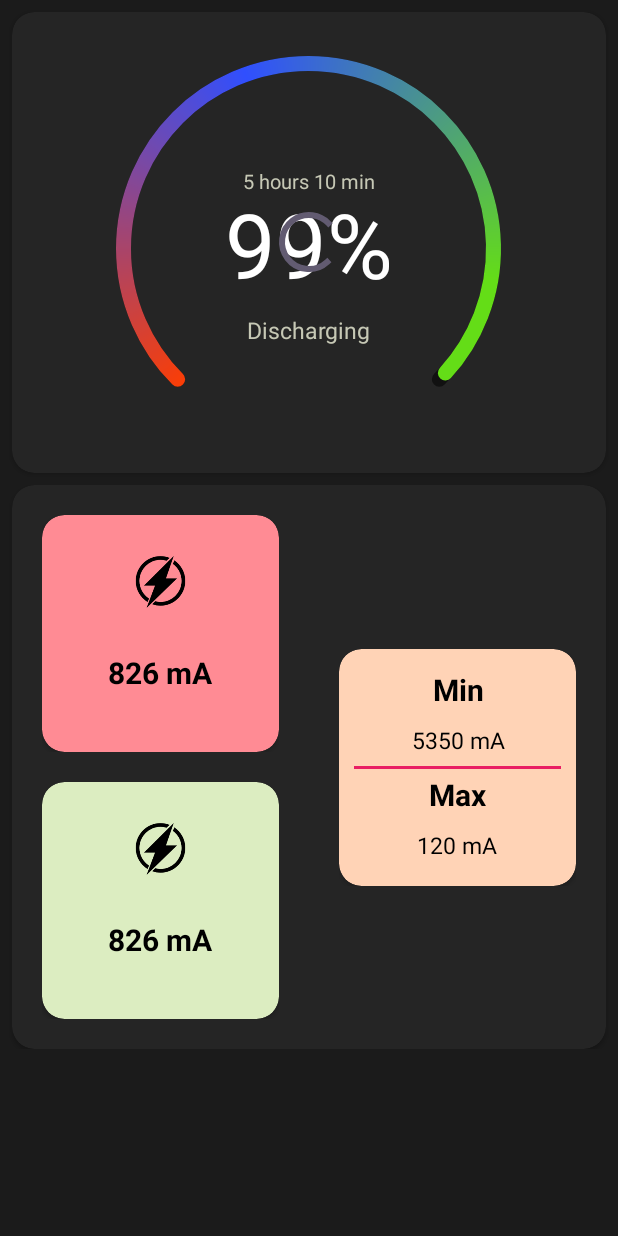
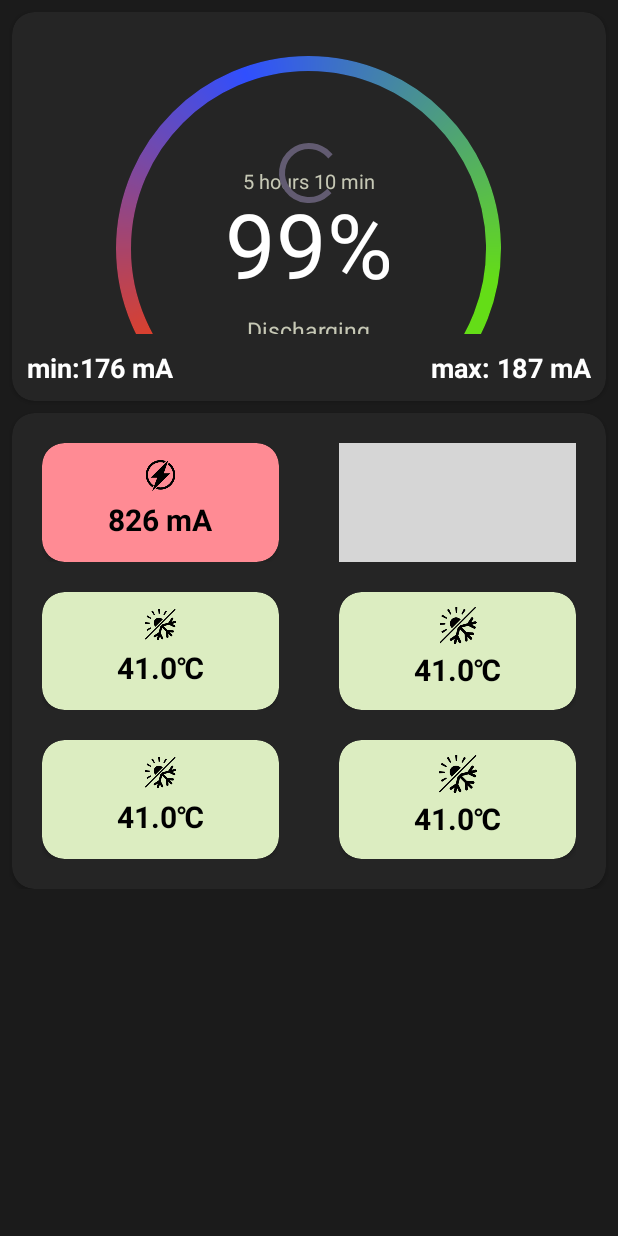
Before and after one commit to vipulspring/Battery-Alarm, an Android app: the screen it shows after launch (MainActivity), on a phone screen of 412 x 824 dp. Run offline under Robolectric (Android 15) with nearby library versions, the light colour scheme and no system bars; libraries missing offline, so code that uses them is left out: com.github.furkankaplan.fkblurview; plain views replace FKBlurView; grey boxes are pictures that could not be loaded.

Commit message:
15/5/2023

```diff
--- a/app/src/main/java/com/example/batteryalarm/arcprogressbar/ColorArcProgressBar.java
+++ b/app/src/main/java/com/example/batteryalarm/arcprogressbar/ColorArcProgressBar.java
@@ -14,6 +14,7 @@ import android.graphics.RectF;
 import android.graphics.SweepGradient;
 import android.util.AttributeSet;
 import android.util.DisplayMetrics;
+import android.util.Log;
 import android.view.View;
 import android.view.WindowManager;
 
@@ -132,7 +133,8 @@ public class ColorArcProgressBar extends View{
     @Override
     protected void onMeasure(int widthMeasureSpec, int heightMeasureSpec) {
         int width = (int) (2 * longdegree + progressWidth + diameter + 2 * DEGREE_PROGRESS_DISTANCE);
-        int height= (int) (2 * longdegree + progressWidth + diameter + 2 * DEGREE_PROGRESS_DISTANCE);
+        int height= /*(int) (2 * longdegree + progressWidth + diameter + 2 * DEGREE_PROGRESS_DISTANCE)*/310;
+        Log.i("TAG", "onMeasure: " + width + " - " + height);
         setMeasuredDimension(width, height);
     }
 
--- a/app/src/main/res/layout-sw320dp/experimental_2.xml
+++ b/app/src/main/res/layout-sw320dp/experimental_2.xml
@@ -44,7 +44,7 @@
                 app:layout_constraintEnd_toEndOf="@id/guideline4"
                 app:layout_constraintTop_toTopOf="parent"
                 app:layout_constraintBottom_toTopOf="@id/cl2"
-                app:layout_constraintDimensionRatio="1:1">
+                app:layout_constraintDimensionRatio="1:0.5">
 
                 <androidx.cardview.widget.CardView
                     android:layout_width="match_parent"
@@ -75,7 +75,7 @@
                             android:layout_height="0dp"
                             android:src="@drawable/current"
                             app:layout_constraintBottom_toTopOf="@id/currentTxt"
-                            app:layout_constraintDimensionRatio="0.4:0.10"
+                            app:layout_constraintDimensionRatio="0.4:0.06"
                             app:layout_constraintEnd_toEndOf="parent"
                             app:layout_constraintStart_toStartOf="parent"
                             app:layout_constraintTop_toTopOf="parent"
@@ -91,7 +91,7 @@
                             android:textSize="20sp"
                             android:textStyle="bold"
                             app:layout_constraintBottom_toBottomOf="parent"
-                            app:layout_constraintDimensionRatio="0.4:0.15"
+                            app:layout_constraintDimensionRatio="0.4:0.10"
                             app:layout_constraintEnd_toEndOf="parent"
                             app:layout_constraintStart_toStartOf="parent"
                             app:layout_constraintTop_toBottomOf="@id/img1" />
@@ -107,14 +107,15 @@
             </androidx.constraintlayout.widget.ConstraintLayout>
 
         <androidx.constraintlayout.widget.ConstraintLayout
+            android:id="@+id/cl3"
             android:layout_width="0dp"
             android:layout_height="0dp"
             android:layout_margin="20dp"
             app:layout_constraintStart_toStartOf="@id/guideline4"
             app:layout_constraintEnd_toEndOf="parent"
             app:layout_constraintTop_toTopOf="parent"
-            app:layout_constraintBottom_toBottomOf="parent"
-            app:layout_constraintDimensionRatio="1:1">
+            app:layout_constraintBottom_toTopOf="@id/cl4"
+            app:layout_constraintDimensionRatio="1:0.5">
 
             <androidx.cardview.widget.CardView
                 android:layout_width="match_parent"
@@ -125,7 +126,7 @@
                 app:layout_constraintStart_toStartOf="parent"
                 app:layout_constraintTop_toTopOf="parent"
 
-                app:layout_constraintBottom_toBottomOf="parent"
+                app:layout_constraintBottom_toTopOf="parent"
                 >
 
                 <com.github.furkankaplan.fkblurview.FKBlurView
@@ -150,7 +151,7 @@
                         android:layout_width="0dp"
                         android:layout_height="0dp"
                         android:gravity="center"
-                        android:text="Min"
+                        android:text="Min/Max"
                         android:textColor="@color/black"
                         android:textSize="20sp"
                         android:textStyle="bold"
@@ -170,7 +171,7 @@
                         android:textColor="@color/black"
 
                         android:textSize="15sp"
-                        app:layout_constraintBottom_toTopOf="@+id/viewOnly"
+                        app:layout_constraintBottom_toBottomOf="parent"
                         app:layout_constraintDimensionRatio="0.4:0.10"
                         app:layout_constraintEnd_toEndOf="parent"
                         app:layout_constraintStart_toStartOf="parent"
@@ -178,34 +179,9 @@
                         app:layout_constraintVertical_bias="0.5" />
 
 
-                    <View
-                        android:id="@+id/viewOnly"
-                        android:layout_width="0dp"
-                        android:layout_height="2dp"
-                        android:background="#E91E63"
-                        app:layout_constraintBottom_toTopOf="@+id/maxTxt"
-                        app:layout_constraintEnd_toEndOf="parent"
-                        app:layout_constraintStart_toStartOf="parent"
-                        app:layout_constraintTop_toBottomOf="@+id/minValue"
-                        app:layout_constraintVertical_bias="0.5" />
 
-                    <TextView
-                        android:id="@+id/maxTxt"
-                        android:layout_width="0dp"
-                        android:layout_height="0dp"
-                        android:gravity="center"
-                        android:text="Max"
-                        android:textColor="@color/black"
-                        android:textSize="20sp"
-                        android:textStyle="bold"
-                        app:layout_constraintBottom_toTopOf="@+id/maxValue"
-                        app:layout_constraintDimensionRatio="0.4:0.15"
-                        app:layout_constraintEnd_toEndOf="parent"
-                        app:layout_constraintStart_toStartOf="parent"
-                        app:layout_constraintTop_toBottomOf="@+id/viewOnly"
-                        app:layout_constraintVertical_bias="0.5" />
 
-                    <TextView
+                   <!-- <TextView
                         android:id="@+id/maxValue"
                         android:layout_width="0dp"
                         android:layout_height="0dp"
@@ -217,8 +193,8 @@
                         app:layout_constraintDimensionRatio="0.4:0.15"
                         app:layout_constraintEnd_toEndOf="parent"
                         app:layout_constraintStart_toStartOf="parent"
-                        app:layout_constraintTop_toBottomOf="@+id/maxTxt"
-                        app:layout_constraintVertical_bias="0.5" />
+                        app:layout_constraintTop_toBottomOf="@+id/minValue"
+                        app:layout_constraintVertical_bias="0.5" />-->
 
 
                 </androidx.constraintlayout.widget.ConstraintLayout>
@@ -238,8 +214,8 @@
             app:layout_constraintStart_toStartOf="parent"
             app:layout_constraintEnd_toEndOf="@id/guideline4"
             app:layout_constraintTop_toBottomOf="@id/cl1"
-            app:layout_constraintBottom_toBottomOf="parent"
-            app:layout_constraintDimensionRatio="1:1">
+            app:layout_constraintBottom_toTopOf="@id/cl5"
+            app:layout_constraintDimensionRatio="1:0.5">
 
             <androidx.cardview.widget.CardView
                 android:layout_width="match_parent"
@@ -268,9 +244,9 @@
                         android:id="@+id/img2"
                         android:layout_width="0dp"
                         android:layout_height="0dp"
-                        android:src="@drawable/current"
+                        android:src="@drawable/temperatures"
                         app:layout_constraintBottom_toTopOf="@id/currentTxt2"
-                        app:layout_constraintDimensionRatio="0.4:0.10"
+                        app:layout_constraintDimensionRatio="0.4:0.06"
                         app:layout_constraintEnd_toEndOf="parent"
                         app:layout_constraintStart_toStartOf="parent"
                         app:layout_constraintTop_toTopOf="parent"
@@ -281,12 +257,12 @@
                         android:layout_width="match_parent"
                         android:layout_height="0dp"
                         android:gravity="center"
-                        android:text="826 mA"
+                        android:text="41.0\u2103"
                         android:textColor="@color/black"
                         android:textSize="20sp"
                         android:textStyle="bold"
                         app:layout_constraintBottom_toBottomOf="parent"
-                        app:layout_constraintDimensionRatio="0.4:0.15"
+                        app:layout_constraintDimensionRatio="0.4:0.10"
                         app:layout_constraintEnd_toEndOf="parent"
                         app:layout_constraintStart_toStartOf="parent"
                         app:layout_constraintTop_toBottomOf="@id/img2" />
@@ -295,12 +271,263 @@
                 </androidx.constraintlayout.widget.ConstraintLayout>
 
 
+
+
+
+
+
+
             </androidx.cardview.widget.CardView>
 
 
 
         </androidx.constraintlayout.widget.ConstraintLayout>
 
+
+
+
+
+        <androidx.constraintlayout.widget.ConstraintLayout
+            android:id="@+id/cl5"
+            android:layout_width="0dp"
+            android:layout_height="0dp"
+            android:layout_marginBottom="20dp"
+            app:layout_constraintStart_toStartOf="parent"
+            app:layout_constraintEnd_toEndOf="@id/guideline4"
+            app:layout_constraintTop_toBottomOf="@id/cl2"
+            app:layout_constraintBottom_toBottomOf="parent"
+            app:layout_constraintDimensionRatio="1:0.5">
+
+            <androidx.cardview.widget.CardView
+                android:layout_width="match_parent"
+                android:layout_height="match_parent"
+                app:cardCornerRadius="15dp"
+                android:backgroundTint="#dcedc1"
+                app:layout_constraintEnd_toEndOf="parent"
+                app:layout_constraintStart_toStartOf="parent"
+                app:layout_constraintTop_toTopOf="parent"
+
+                app:layout_constraintBottom_toBottomOf="parent"
+                >
+
+
+                <androidx.constraintlayout.widget.ConstraintLayout
+                    android:layout_width="match_parent"
+                    android:layout_height="match_parent"
+                    android:padding="10dp"
+                    app:layout_constraintBottom_toBottomOf="parent"
+                    app:layout_constraintDimensionRatio="1:1"
+                    app:layout_constraintEnd_toEndOf="parent"
+                    app:layout_constraintStart_toStartOf="parent"
+                    app:layout_constraintTop_toTopOf="parent">
+
+                    <ImageView
+                        android:id="@+id/img3"
+                        android:layout_width="0dp"
+                        android:layout_height="0dp"
+                        android:src="@drawable/temperatures"
+                        app:layout_constraintBottom_toTopOf="@id/currentTxt3"
+                        app:layout_constraintDimensionRatio="0.4:0.06"
+                        app:layout_constraintEnd_toEndOf="parent"
+                        app:layout_constraintStart_toStartOf="parent"
+                        app:layout_constraintTop_toTopOf="parent"
+                        app:layout_constraintVertical_chainStyle="spread" />
+
+                    <TextView
+                        android:id="@+id/currentTxt3"
+                        android:layout_width="match_parent"
+                        android:layout_height="0dp"
+                        android:gravity="center"
+                        android:text="41.0\u2103"
+                        android:textColor="@color/black"
+                        android:textSize="20sp"
+                        android:textStyle="bold"
+                        app:layout_constraintBottom_toBottomOf="parent"
+                        app:layout_constraintDimensionRatio="0.4:0.10"
+                        app:layout_constraintEnd_toEndOf="parent"
+                        app:layout_constraintStart_toStartOf="parent"
+                        app:layout_constraintTop_toBottomOf="@id/img3" />
+
+
+                </androidx.constraintlayout.widget.ConstraintLayout>
+
+
+
+
+
+
+
+
+            </androidx.cardview.widget.CardView>
+
+
+
+        </androidx.constraintlayout.widget.ConstraintLayout>
+
+
+
+        <androidx.constraintlayout.widget.ConstraintLayout
+            android:id="@+id/cl4"
+            android:layout_width="0dp"
+            android:layout_height="0dp"
+            android:layout_marginBottom="20dp"
+            app:layout_constraintStart_toStartOf="@id/guideline4"
+            app:layout_constraintEnd_toEndOf="parent"
+            app:layout_constraintTop_toBottomOf="@id/cl3"
+            app:layout_constraintBottom_toTopOf="@id/cl6"
+            app:layout_constraintDimensionRatio="1:0.5">
+
+            <androidx.cardview.widget.CardView
+                android:layout_width="match_parent"
+                android:layout_height="match_parent"
+                app:cardCornerRadius="15dp"
+                android:backgroundTint="#dcedc1"
+                app:layout_constraintEnd_toEndOf="parent"
+                app:layout_constraintStart_toStartOf="parent"
+                app:layout_constraintTop_toTopOf="parent"
+
+                app:layout_constraintBottom_toBottomOf="parent"
+                >
+
+
+                <androidx.constraintlayout.widget.ConstraintLayout
+                    android:layout_width="match_parent"
+                    android:layout_height="match_parent"
+                    android:padding="10dp"
+                    app:layout_constraintBottom_toBottomOf="parent"
+                    app:layout_constraintDimensionRatio="1:1"
+                    app:layout_constraintEnd_toEndOf="parent"
+                    app:layout_constraintStart_toStartOf="parent"
+                    app:layout_constraintTop_toTopOf="parent">
+
+                    <ImageView
+                        android:id="@+id/img4"
+                        android:layout_width="0dp"
+                        android:layout_height="0dp"
+                        android:src="@drawable/temperatures"
+                        app:layout_constraintBottom_toTopOf="@id/currentTxt4"
+                        app:layout_constraintDimensionRatio="0.4:0.10"
+                        app:layout_constraintEnd_toEndOf="parent"
+                        app:layout_constraintStart_toStartOf="parent"
+                        app:layout_constraintTop_toTopOf="parent"
+                        app:layout_constraintVertical_chainStyle="spread" />
+
+                    <TextView
+                        android:id="@+id/currentTxt4"
+                        android:layout_width="match_parent"
+                        android:layout_height="0dp"
+                        android:gravity="center"
+                        android:text="41.0\u2103"
+                        android:textColor="@color/black"
+                        android:textSize="20sp"
+                        android:textStyle="bold"
+                        app:layout_constraintBottom_toBottomOf="parent"
+                        app:layout_constraintDimensionRatio="0.4:0.10"
+                        app:layout_constraintEnd_toEndOf="parent"
+                        app:layout_constraintStart_toStartOf="parent"
+                        app:layout_constraintTop_toBottomOf="@id/img4" />
+
+
+                </androidx.constraintlayout.widget.ConstraintLayout>
+
+
+
+
+
+
+
+
+            </androidx.cardview.widget.CardView>
+
+
+
+        </androidx.constraintlayout.widget.ConstraintLayout>
+
+
+
+
+
+        <androidx.constraintlayout.widget.ConstraintLayout
+            android:id="@+id/cl6"
+            android:layout_width="0dp"
+            android:layout_height="0dp"
+            android:layout_marginBottom="20dp"
+            app:layout_constraintStart_toStartOf="@id/guideline4"
+            app:layout_constraintEnd_toEndOf="parent"
+            app:layout_constraintTop_toBottomOf="@id/cl4"
+            app:layout_constraintBottom_toBottomOf="parent"
+            app:layout_constraintDimensionRatio="1:0.5">
+
+            <androidx.cardview.widget.CardView
+                android:layout_width="match_parent"
+                android:layout_height="match_parent"
+                app:cardCornerRadius="15dp"
+                android:backgroundTint="#dcedc1"
+                app:layout_constraintEnd_toEndOf="parent"
+                app:layout_constraintStart_toStartOf="parent"
+                app:layout_constraintTop_toTopOf="parent"
+
+                app:layout_constraintBottom_toBottomOf="parent"
+                >
+
+
+                <androidx.constraintlayout.widget.ConstraintLayout
+                    android:layout_width="match_parent"
+                    android:layout_height="match_parent"
+                    android:padding="10dp"
+                    app:layout_constraintBottom_toBottomOf="parent"
+                    app:layout_constraintDimensionRatio="1:1"
+                    app:layout_constraintEnd_toEndOf="parent"
+                    app:layout_constraintStart_toStartOf="parent"
+                    app:layout_constraintTop_toTopOf="parent">
+
+                    <ImageView
+                        android:id="@+id/img5"
+                        android:layout_width="0dp"
+                        android:layout_height="0dp"
+                        android:src="@drawable/temperatures"
+                        app:layout_constraintBottom_toTopOf="@id/currentTxt5"
+                        app:layout_constraintDimensionRatio="0.4:0.10"
+                        app:layout_constraintEnd_toEndOf="parent"
+                        app:layout_constraintStart_toStartOf="parent"
+                        app:layout_constraintTop_toTopOf="parent"
+                        app:layout_constraintVertical_chainStyle="spread" />
+
+                    <TextView
+                        android:id="@+id/currentTxt5"
+                        android:layout_width="match_parent"
+                        android:layout_height="0dp"
+                        android:gravity="center"
+                        android:text="41.0\u2103"
+                        android:textColor="@color/black"
+                        android:textSize="20sp"
+                        android:textStyle="bold"
+                        app:layout_constraintBottom_toBottomOf="parent"
+                        app:layout_constraintDimensionRatio="0.4:0.10"
+                        app:layout_constraintEnd_toEndOf="parent"
+                        app:layout_constraintStart_toStartOf="parent"
+                        app:layout_constraintTop_toBottomOf="@id/img5" />
+
+
+                </androidx.constraintlayout.widget.ConstraintLayout>
+
+
+
+
+
+
+
+
+            </androidx.cardview.widget.CardView>
+
+
+
+        </androidx.constraintlayout.widget.ConstraintLayout>
+
+
+
+
+
     </androidx.constraintlayout.widget.ConstraintLayout>
 
 </androidx.cardview.widget.CardView>
--- a/app/src/main/res/layout/battery_progress_card.xml
+++ b/app/src/main/res/layout/battery_progress_card.xml
@@ -10,19 +10,27 @@
     app:cardElevation="@dimen/card_elevation"
     app:cardBackgroundColor="@color/colorBackgroundCard">
 
+    <androidx.constraintlayout.widget.ConstraintLayout
+        android:layout_width="match_parent"
+        android:layout_height="wrap_content">
     <FrameLayout
+        android:id="@+id/frame1"
         android:layout_width="match_parent"
         android:layout_height="wrap_content"
         android:foreground="?android:attr/selectableItemBackground"
         android:clickable="true"
         android:focusable="true"
+        app:layout_constraintStart_toStartOf="parent"
+        app:layout_constraintEnd_toEndOf="parent"
+        app:layout_constraintTop_toTopOf="parent"
+
         >
 
         <com.example.batteryalarm.arcprogressbar.ColorArcProgressBar
             android:id="@+id/batteryProgressBar"
             app:current_value="91"
-            android:layout_width="0dp"
-            android:layout_height="wrap_content"
+            android:layout_width="100dp"
+            android:layout_height="100dp"
             android:layout_gravity="center_horizontal"
             android:layout_marginStart="8dp"
             android:layout_marginTop="8dp"
@@ -48,6 +56,64 @@
             android:layout_height="wrap_content"
             android:layout_gravity="center"
             android:indeterminate="true"/>
-    </FrameLayout>
+
+            </FrameLayout>
+
+
+        <LinearLayout
+            android:layout_width="match_parent"
+            android:layout_height="wrap_content"
+            app:layout_constraintTop_toBottomOf="@+id/frame1"
+            app:layout_constraintStart_toStartOf="parent"
+           android:orientation="horizontal"
+            app:layout_constraintBottom_toBottomOf="parent"
+
+            android:layout_margin="10dp"
+            >
+
+            <TextView
+                android:id="@+id/txtMin"
+                android:layout_width="wrap_content"
+                android:layout_height="wrap_content"
+                android:text="min:"
+                android:textColor="@color/white"
+                android:textSize="18sp"
+
+                android:textStyle="bold"/>
+
+            <TextView
+                android:layout_width="wrap_content"
+                android:layout_height="wrap_content"
+                android:text="176 mA"
+                android:textColor="@color/white"
+                android:textSize="18sp"
+
+                android:textStyle="bold"/>
+
+            <TextView
+                android:layout_width="wrap_content"
+                android:layout_height="wrap_content"
+                android:text="max: "
+                android:textColor="@color/white"
+                android:textSize="18sp"
+                android:layout_weight="0.3"
+                android:textStyle="bold"
+                android:gravity="end"
+                android:layout_gravity="right"
+                />
+
+            <TextView
+
+                android:layout_width="wrap_content"
+                android:layout_height="wrap_content"
+                android:text="187 mA"
+                android:textColor="@color/white"
+                android:textSize="18sp"
+
+                android:textStyle="bold"/>
+
+        </LinearLayout>
+
+    </androidx.constraintlayout.widget.ConstraintLayout>
 
 </androidx.cardview.widget.CardView>
```
Also changed, not shown: app/src/main/res/drawable/temperatures.png (added).
